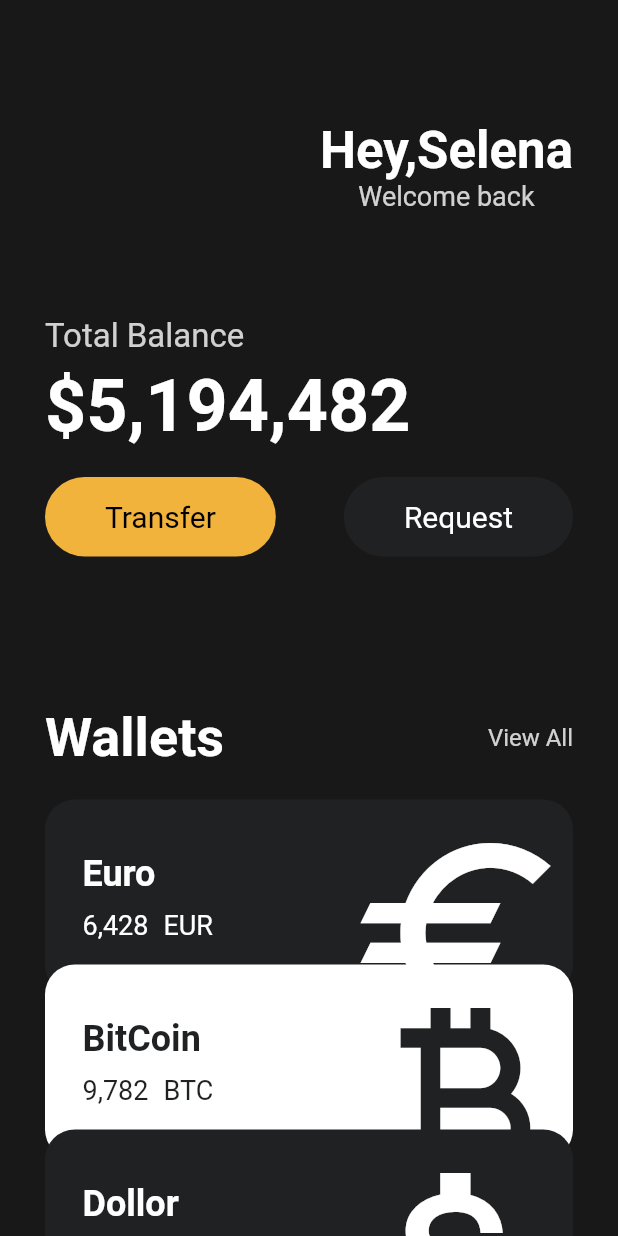
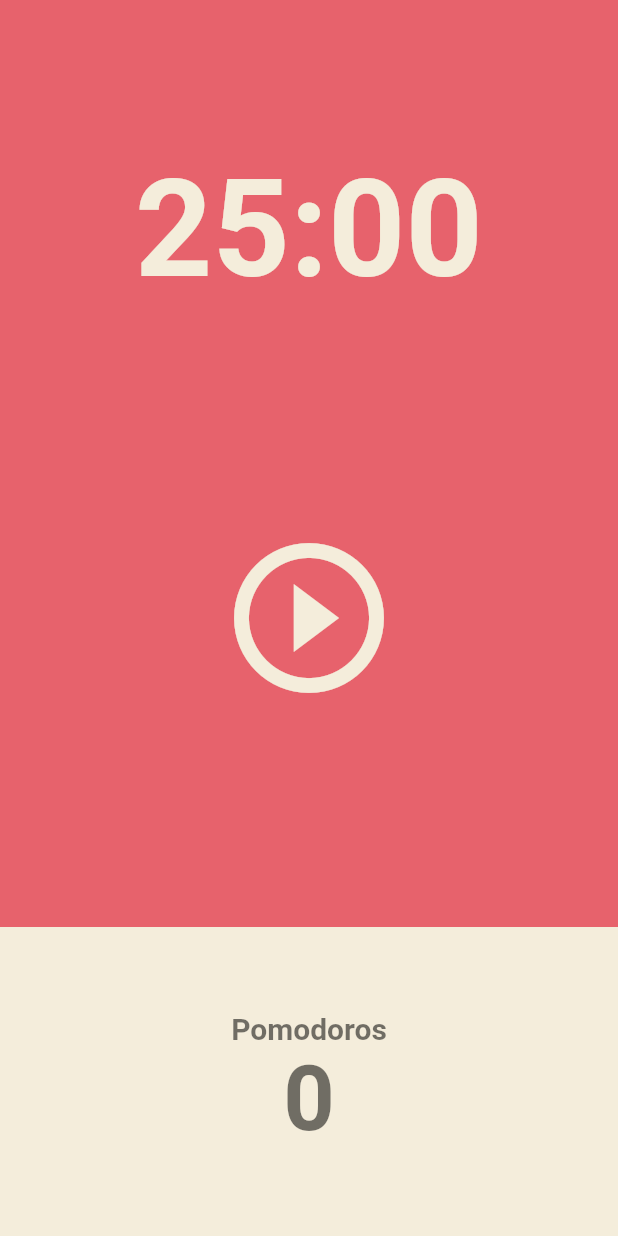
Before and after one commit to frontWeb-dev/flutter, a Flutter app: the screen it shows after launch, on a phone screen of 412 x 824 dp. Run offline on Flutter 3.47's test engine with Material 2 defaults, Android fonts, the phone set to English and light mode, and no system bars.

Commit message:
feat: Pomodoros User Interface

```diff
--- a/lib/main.dart
+++ b/lib/main.dart
@@ -1,145 +1,34 @@
 import 'package:flutter/material.dart';
-import 'widgets/button.dart';
-import 'widgets/card.dart';
+
+import 'screens/home_screen.dart';
 
 void main() {
-  runApp(const MyApp());
+  runApp(const App());
 }
 
-// root
-class MyApp extends StatelessWidget {
-  const MyApp({super.key});
+class App extends StatefulWidget {
+  const App({super.key});
 
   @override
+  State<App> createState() => _AppState();
+}
+
+class _AppState extends State<App> {
+  @override
   Widget build(BuildContext context) {
-    // Theme setting : Material(goggle) || Cupertino(ios);
     return MaterialApp(
-      home: Scaffold(
-        backgroundColor: const Color(0xFF181818),
-        body: SingleChildScrollView(
-          child: Padding(
-            padding: const EdgeInsets.symmetric(horizontal: 30),
-            child: Column(
-              crossAxisAlignment: CrossAxisAlignment.start,
-              children: [
-                const SizedBox(
-                  height: 80,
-                ),
-                Row(
-                  mainAxisAlignment: MainAxisAlignment.end,
-                  children: [
-                    Column(
-                      children: [
-                        const Text(
-                          'Hey,Selena',
-                          style: TextStyle(
-                              color: Colors.white,
-                              fontSize: 34,
-                              fontWeight: FontWeight.w600),
-                        ),
-                        Text(
-                          'Welcome back',
-                          style: TextStyle(
-                              color: Colors.white.withOpacity(0.8),
-                              fontSize: 18),
-                        ),
-                      ],
-                    ),
-                  ],
-                ),
-                const SizedBox(
-                  height: 70,
-                ),
-                Text(
-                  'Total Balance',
-                  style: TextStyle(
-                      fontSize: 22, color: Colors.white.withOpacity(0.8)),
-                ),
-                const SizedBox(
-                  height: 5,
-                ),
-                const Text(
-                  '\$5,194,482',
-                  style: TextStyle(
-                    fontSize: 48,
-                    fontWeight: FontWeight.w600,
-                    color: Colors.white,
-                  ),
-                ),
-                const SizedBox(
-                  height: 20,
-                ),
-                Row(
-                  mainAxisAlignment: MainAxisAlignment.spaceBetween,
-                  children: const [
-                    Button(
-                      text: 'Transfer',
-                      bgColor: Color(0xFFF1B33B),
-                      textColor: Colors.black,
-                    ),
-                    Button(
-                      text: 'Request',
-                      bgColor: Color(0xFF1F2123),
-                      textColor: Colors.white,
-                    )
-                  ],
-                ),
-                const SizedBox(
-                  height: 100,
-                ),
-                Row(
-                  mainAxisAlignment: MainAxisAlignment.spaceBetween,
-                  crossAxisAlignment: CrossAxisAlignment.center,
-                  children: [
-                    const Text('Wallets',
-                        style: TextStyle(
-                          color: Colors.white,
-                          fontSize: 36,
-                          fontWeight: FontWeight.w600,
-                        )),
-                    Text(
-                      'View All',
-                      style: TextStyle(
-                        color: Colors.white.withOpacity(0.8),
-                        fontSize: 16,
-                      ),
-                    ),
-                  ],
-                ),
-                const SizedBox(height: 20),
-                Column(
-                  children: const [
-                    WalletsCard(
-                      name: 'Euro',
-                      amount: '6,428',
-                      code: 'EUR',
-                      icon: Icons.euro,
-                      isInverted: false,
-                      offsetY: 0,
-                    ),
-                    WalletsCard(
-                      name: 'BitCoin',
-                      amount: '9,782',
-                      code: 'BTC',
-                      icon: Icons.currency_bitcoin,
-                      isInverted: true,
-                      offsetY: -20,
-                    ),
-                    WalletsCard(
-                      name: 'Dollor',
-                      amount: '428',
-                      code: 'URD',
-                      icon: Icons.attach_money,
-                      isInverted: false,
-                      offsetY: -40,
-                    ),
-                  ],
-                ),
-              ],
-            ),
+      theme: ThemeData(
+        colorScheme: ColorScheme.fromSwatch(
+          backgroundColor: const Color(0xFFE7626C),
+        ),
+        textTheme: const TextTheme(
+          displayLarge: TextStyle(
+            color: Color(0xFF232B55),
           ),
         ),
+        cardColor: const Color(0xFFF4EDDB),
       ),
+      home: const HomeScreen(),
     );
   }
 }
--- /dev/null
+++ b/lib/screens/home_screen.dart
@@ -0,0 +1,86 @@
+import 'package:flutter/material.dart';
+
+class HomeScreen extends StatefulWidget {
+  const HomeScreen({super.key});
+
+  @override
+  State<HomeScreen> createState() => _HomeScreenState();
+}
+
+class _HomeScreenState extends State<HomeScreen> {
+  @override
+  Widget build(BuildContext context) {
+    return Scaffold(
+      backgroundColor: Theme.of(context).colorScheme.background,
+      body: Column(
+        children: [
+          Flexible(
+            flex: 1, // default
+            child: Container(
+              alignment: Alignment.bottomCenter,
+              child: Text(
+                "25:00",
+                style: TextStyle(
+                    color: Theme.of(context).cardColor,
+                    fontSize: 90,
+                    fontWeight: FontWeight.w600),
+              ),
+            ),
+          ),
+          Flexible(
+            flex: 2,
+            child: Center(
+              child: IconButton(
+                onPressed: () {},
+                icon: const Icon(
+                  Icons.play_circle_outline,
+                ),
+                iconSize: 120,
+                color: Theme.of(context).cardColor,
+              ),
+            ),
+          ),
+          Flexible(
+            flex: 1,
+            child: Row(
+              children: [
+                Expanded(
+                  child: Container(
+                      decoration:
+                          BoxDecoration(color: Theme.of(context).cardColor),
+                      child: Column(
+                        mainAxisAlignment: MainAxisAlignment.center,
+                        children: [
+                          Text(
+                            "Pomodoros",
+                            style: TextStyle(
+                              fontSize: 20,
+                              color: Theme.of(context)
+                                  .textTheme
+                                  .headlineLarge!
+                                  .color,
+                              fontWeight: FontWeight.w600,
+                            ),
+                          ),
+                          Text(
+                            "0",
+                            style: TextStyle(
+                              fontSize: 60,
+                              color: Theme.of(context)
+                                  .textTheme
+                                  .headlineLarge!
+                                  .color,
+                              fontWeight: FontWeight.w600,
+                            ),
+                          ),
+                        ],
+                      )),
+                ),
+              ],
+            ),
+          ), // UI를 비율에 기반해서 유연하게 만들어줌
+        ],
+      ),
+    );
+  }
+}
```
Also changed, not shown: lib/__main.dart (added, +152 -0 lines), lib/widgets/time_card.dart (added, +81 -0 lines).
